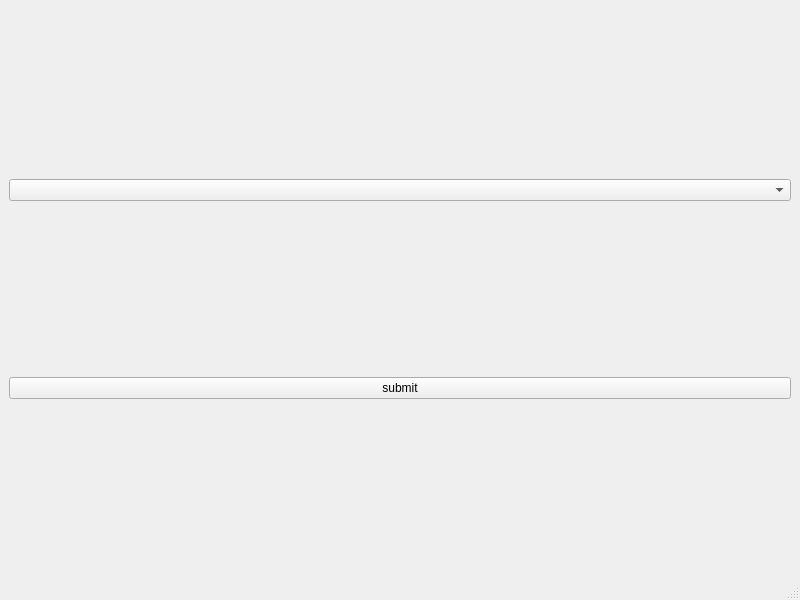
First picture: the form in firstQTProject/mainwindow.ui, repository arisaghafari/Qt_Project, before the edit.
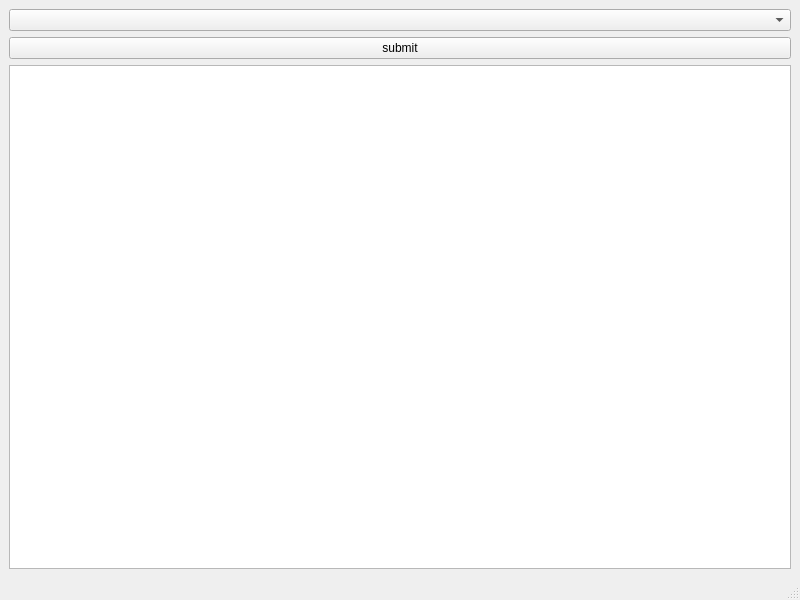
Second picture: the form after the edit.

Diff of the .ui file:
```diff
--- a/firstQTProject/mainwindow.ui
+++ b/firstQTProject/mainwindow.ui
@@ -25,6 +25,9 @@
       </property>
      </widget>
     </item>
+    <item>
+     <widget class="QTableWidget" name="tableWidget"/>
+    </item>
    </layout>
   </widget>
   <widget class="QMenuBar" name="menubar">
```
